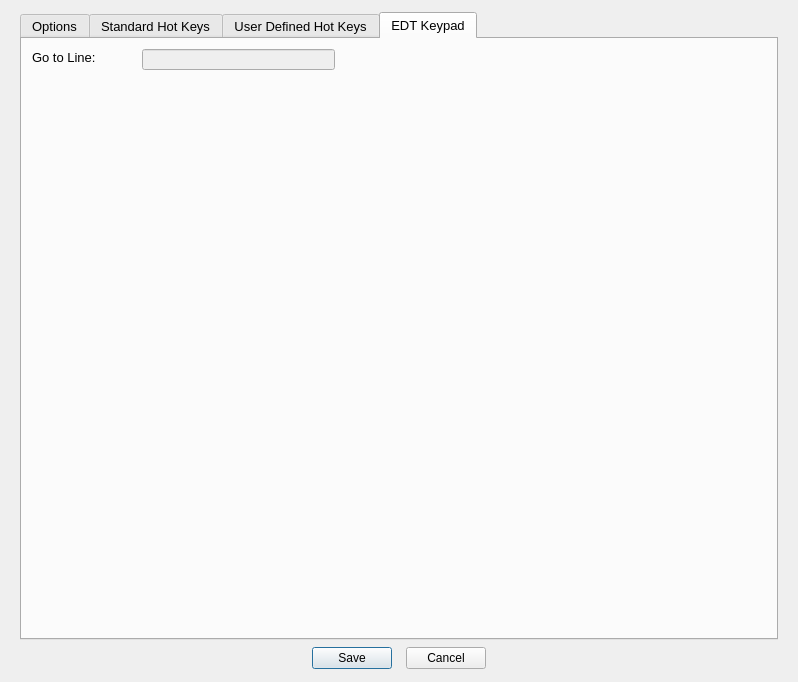
Old version of the form forms/dialog_options.ui in the repository RolandHughes/diamond.
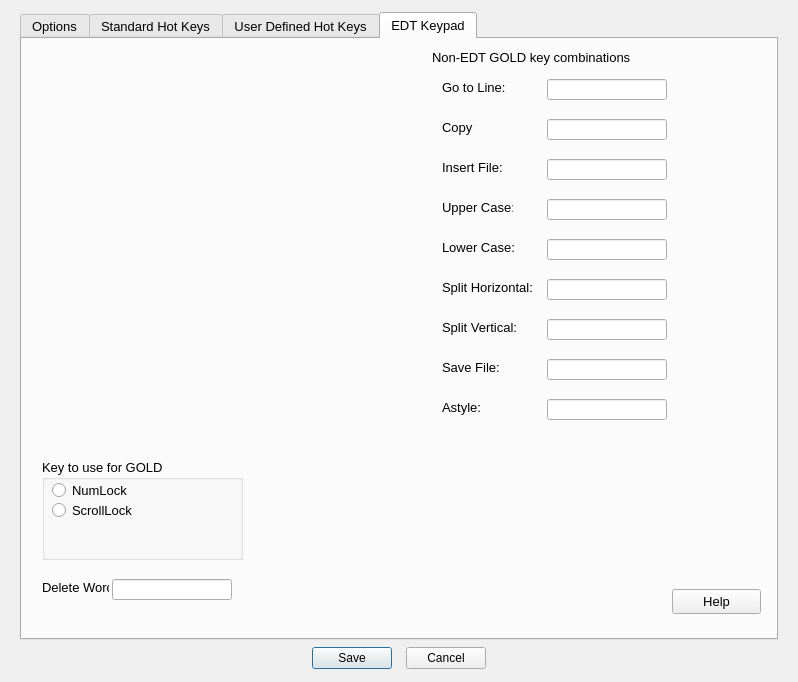
New version of the form. Custom widgets are drawn as their Qt base class.

Commit message:
Safety check-in before bulk astyle on code
Making a safety copy before running a bulk style operation.

Patch:
```diff
--- a/forms/dialog_options.ui
+++ b/forms/dialog_options.ui
@@ -1996,8 +1996,8 @@
       <widget class="QLabel" name="keypad_label">
        <property name="geometry">
         <rect>
-         <x>340</x>
-         <y>180</y>
+         <x>0</x>
+         <y>0</y>
          <width>398</width>
          <height>398</height>
         </rect>
@@ -2005,13 +2005,13 @@
       </widget>
       <widget class="KeyLineEdit" name="key_EDT_GotoLine">
        <property name="enabled">
-        <bool>false</bool>
+        <bool>true</bool>
        </property>
        <property name="geometry">
         <rect>
-         <x>120</x>
-         <y>10</y>
-         <width>193</width>
+         <x>525</x>
+         <y>40</y>
+         <width>120</width>
          <height>21</height>
         </rect>
        </property>
@@ -2037,9 +2037,9 @@
       <widget class="QLabel" name="label_49">
        <property name="geometry">
         <rect>
-         <x>10</x>
-         <y>10</y>
-         <width>121</width>
+         <x>420</x>
+         <y>40</y>
+         <width>71</width>
          <height>16</height>
         </rect>
        </property>
@@ -2052,6 +2052,467 @@
         <string>Go to Line:</string>
        </property>
       </widget>
+      <widget class="QLabel" name="label_45">
+       <property name="geometry">
+        <rect>
+         <x>410</x>
+         <y>10</y>
+         <width>281</width>
+         <height>17</height>
+        </rect>
+       </property>
+       <property name="text">
+        <string>Non-EDT GOLD key combinations</string>
+       </property>
+      </widget>
+      <widget class="QLabel" name="label_46">
+       <property name="geometry">
+        <rect>
+         <x>420</x>
+         <y>80</y>
+         <width>67</width>
+         <height>17</height>
+        </rect>
+       </property>
+       <property name="text">
+        <string>Copy</string>
+       </property>
+      </widget>
+      <widget class="KeyLineEdit" name="key_EDT_Copy">
+       <property name="enabled">
+        <bool>true</bool>
+       </property>
+       <property name="geometry">
+        <rect>
+         <x>525</x>
+         <y>80</y>
+         <width>120</width>
+         <height>21</height>
+        </rect>
+       </property>
+       <property name="minimumSize">
+        <size>
+         <width>120</width>
+         <height>0</height>
+        </size>
+       </property>
+       <property name="toolTip">
+        <string>Jump to a specific line number</string>
+       </property>
+       <property name="whatsThis">
+        <string>Jump to a specific line number</string>
+       </property>
+       <property name="accessibleDescription">
+        <string>Jump to specific line number</string>
+       </property>
+       <property name="readOnly">
+        <bool>true</bool>
+       </property>
+      </widget>
+      <widget class="QLabel" name="label_47">
+       <property name="geometry">
+        <rect>
+         <x>420</x>
+         <y>120</y>
+         <width>67</width>
+         <height>17</height>
+        </rect>
+       </property>
+       <property name="text">
+        <string>Insert File:</string>
+       </property>
+      </widget>
+      <widget class="KeyLineEdit" name="key_EDT_InsertFile">
+       <property name="enabled">
+        <bool>true</bool>
+       </property>
+       <property name="geometry">
+        <rect>
+         <x>525</x>
+         <y>120</y>
+         <width>120</width>
+         <height>21</height>
+        </rect>
+       </property>
+       <property name="minimumSize">
+        <size>
+         <width>120</width>
+         <height>0</height>
+        </size>
+       </property>
+       <property name="toolTip">
+        <string>Jump to a specific line number</string>
+       </property>
+       <property name="whatsThis">
+        <string>Jump to a specific line number</string>
+       </property>
+       <property name="accessibleDescription">
+        <string>Jump to specific line number</string>
+       </property>
+       <property name="readOnly">
+        <bool>true</bool>
+       </property>
+      </widget>
+      <widget class="QLabel" name="label_48">
+       <property name="geometry">
+        <rect>
+         <x>420</x>
+         <y>160</y>
+         <width>71</width>
+         <height>17</height>
+        </rect>
+       </property>
+       <property name="text">
+        <string>Upper Case:</string>
+       </property>
+      </widget>
+      <widget class="KeyLineEdit" name="key_EDT_UpperCase">
+       <property name="enabled">
+        <bool>true</bool>
+       </property>
+       <property name="geometry">
+        <rect>
+         <x>525</x>
+         <y>160</y>
+         <width>120</width>
+         <height>21</height>
+        </rect>
+       </property>
+       <property name="minimumSize">
+        <size>
+         <width>120</width>
+         <height>0</height>
+        </size>
+       </property>
+       <property name="toolTip">
+        <string>Jump to a specific line number</string>
+       </property>
+       <property name="whatsThis">
+        <string>Jump to a specific line number</string>
+       </property>
+       <property name="accessibleDescription">
+        <string>Jump to specific line number</string>
+       </property>
+       <property name="readOnly">
+        <bool>true</bool>
+       </property>
+      </widget>
+      <widget class="QLabel" name="label_50">
+       <property name="geometry">
+        <rect>
+         <x>420</x>
+         <y>200</y>
+         <width>81</width>
+         <height>17</height>
+        </rect>
+       </property>
+       <property name="text">
+        <string>Lower Case:</string>
+       </property>
+      </widget>
+      <widget class="KeyLineEdit" name="key_EDT_LowerCase">
+       <property name="enabled">
+        <bool>true</bool>
+       </property>
+       <property name="geometry">
+        <rect>
+         <x>525</x>
+         <y>200</y>
+         <width>120</width>
+         <height>21</height>
+        </rect>
+       </property>
+       <property name="minimumSize">
+        <size>
+         <width>120</width>
+         <height>0</height>
+        </size>
+       </property>
+       <property name="toolTip">
+        <string>Jump to a specific line number</string>
+       </property>
+       <property name="whatsThis">
+        <string>Jump to a specific line number</string>
+       </property>
+       <property name="accessibleDescription">
+        <string>Jump to specific line number</string>
+       </property>
+       <property name="readOnly">
+        <bool>true</bool>
+       </property>
+      </widget>
+      <widget class="QLabel" name="label_51">
+       <property name="geometry">
+        <rect>
+         <x>420</x>
+         <y>240</y>
+         <width>101</width>
+         <height>17</height>
+        </rect>
+       </property>
+       <property name="text">
+        <string>Split Horizontal:</string>
+       </property>
+      </widget>
+      <widget class="KeyLineEdit" name="key_EDT_SplitHorizontal">
+       <property name="enabled">
+        <bool>true</bool>
+       </property>
+       <property name="geometry">
+        <rect>
+         <x>525</x>
+         <y>240</y>
+         <width>120</width>
+         <height>21</height>
+        </rect>
+       </property>
+       <property name="minimumSize">
+        <size>
+         <width>120</width>
+         <height>0</height>
+        </size>
+       </property>
+       <property name="toolTip">
+        <string>Jump to a specific line number</string>
+       </property>
+       <property name="whatsThis">
+        <string>Jump to a specific line number</string>
+       </property>
+       <property name="accessibleDescription">
+        <string>Jump to specific line number</string>
+       </property>
+       <property name="readOnly">
+        <bool>true</bool>
+       </property>
+      </widget>
+      <widget class="QLabel" name="label_52">
+       <property name="geometry">
+        <rect>
+         <x>420</x>
+         <y>280</y>
+         <width>91</width>
+         <height>17</height>
+        </rect>
+       </property>
+       <property name="text">
+        <string>Split Vertical:</string>
+       </property>
+      </widget>
+      <widget class="KeyLineEdit" name="key_EDT_SplitVertical">
+       <property name="enabled">
+        <bool>true</bool>
+       </property>
+       <property name="geometry">
+        <rect>
+         <x>525</x>
+         <y>280</y>
+         <width>120</width>
+         <height>21</height>
+        </rect>
+       </property>
+       <property name="minimumSize">
+        <size>
+         <width>120</width>
+         <height>0</height>
+        </size>
+       </property>
+       <property name="toolTip">
+        <string>Jump to a specific line number</string>
+       </property>
+       <property name="whatsThis">
+        <string>Jump to a specific line number</string>
+       </property>
+       <property name="accessibleDescription">
+        <string>Jump to specific line number</string>
+       </property>
+       <property name="readOnly">
+        <bool>true</bool>
+       </property>
+      </widget>
+      <widget class="QPushButton" name="edtHelp_PB">
+       <property name="geometry">
+        <rect>
+         <x>650</x>
+         <y>550</y>
+         <width>89</width>
+         <height>25</height>
+        </rect>
+       </property>
+       <property name="text">
+        <string>Help</string>
+       </property>
+      </widget>
+      <widget class="QLabel" name="label_53">
+       <property name="geometry">
+        <rect>
+         <x>420</x>
+         <y>320</y>
+         <width>67</width>
+         <height>17</height>
+        </rect>
+       </property>
+       <property name="text">
+        <string>Save File:</string>
+       </property>
+      </widget>
+      <widget class="KeyLineEdit" name="key_EDT_SaveFile">
+       <property name="enabled">
+        <bool>true</bool>
+       </property>
+       <property name="geometry">
+        <rect>
+         <x>525</x>
+         <y>320</y>
+         <width>120</width>
+         <height>21</height>
+        </rect>
+       </property>
+       <property name="minimumSize">
+        <size>
+         <width>120</width>
+         <height>0</height>
+        </size>
+       </property>
+       <property name="toolTip">
+        <string>Jump to a specific line number</string>
+       </property>
+       <property name="whatsThis">
+        <string>Jump to a specific line number</string>
+       </property>
+       <property name="accessibleDescription">
+        <string>Jump to specific line number</string>
+       </property>
+       <property name="readOnly">
+        <bool>true</bool>
+       </property>
+      </widget>
+      <widget class="QGroupBox" name="groupBox">
+       <property name="geometry">
+        <rect>
+         <x>20</x>
+         <y>420</y>
+         <width>201</width>
+         <height>101</height>
+        </rect>
+       </property>
+       <property name="title">
+        <string>Key to use for GOLD</string>
+       </property>
+       <widget class="QRadioButton" name="numLock_RB">
+        <property name="geometry">
+         <rect>
+          <x>10</x>
+          <y>20</y>
+          <width>112</width>
+          <height>23</height>
+         </rect>
+        </property>
+        <property name="text">
+         <string>NumLock</string>
+        </property>
+       </widget>
+       <widget class="QRadioButton" name="scrollLock_RB">
+        <property name="geometry">
+         <rect>
+          <x>10</x>
+          <y>40</y>
+          <width>112</width>
+          <height>23</height>
+         </rect>
+        </property>
+        <property name="text">
+         <string>ScrollLock</string>
+        </property>
+       </widget>
+      </widget>
+      <widget class="QLabel" name="label_54">
+       <property name="geometry">
+        <rect>
+         <x>420</x>
+         <y>360</y>
+         <width>67</width>
+         <height>17</height>
+        </rect>
+       </property>
+       <property name="text">
+        <string>Astyle:</string>
+       </property>
+      </widget>
+      <widget class="KeyLineEdit" name="key_EDT_Astyle">
+       <property name="enabled">
+        <bool>true</bool>
+       </property>
+       <property name="geometry">
+        <rect>
+         <x>525</x>
+         <y>360</y>
+         <width>120</width>
+         <height>21</height>
+        </rect>
+       </property>
+       <property name="minimumSize">
+        <size>
+         <width>120</width>
+         <height>0</height>
+        </size>
+       </property>
+       <property name="toolTip">
+        <string>Jump to a specific line number</string>
+       </property>
+       <property name="whatsThis">
+        <string>Jump to a specific line number</string>
+       </property>
+       <property name="accessibleDescription">
+        <string>Jump to specific line number</string>
+       </property>
+       <property name="readOnly">
+        <bool>true</bool>
+       </property>
+      </widget>
+      <widget class="QLabel" name="label_55">
+       <property name="geometry">
+        <rect>
+         <x>20</x>
+         <y>540</y>
+         <width>67</width>
+         <height>17</height>
+        </rect>
+       </property>
+       <property name="text">
+        <string>Delete Word: </string>
+       </property>
+      </widget>
+      <widget class="KeyLineEdit" name="key_EDT_Word">
+       <property name="enabled">
+        <bool>true</bool>
+       </property>
+       <property name="geometry">
+        <rect>
+         <x>90</x>
+         <y>540</y>
+         <width>120</width>
+         <height>21</height>
+        </rect>
+       </property>
+       <property name="minimumSize">
+        <size>
+         <width>120</width>
+         <height>0</height>
+        </size>
+       </property>
+       <property name="toolTip">
+        <string>Jump to a specific line number</string>
+       </property>
+       <property name="whatsThis">
+        <string>Jump to a specific line number</string>
+       </property>
+       <property name="accessibleDescription">
+        <string>Jump to specific line number</string>
+       </property>
+       <property name="readOnly">
+        <bool>true</bool>
+       </property>
+      </widget>
      </widget>
     </widget>
    </item>
```
The commit also changes 22 other files.
